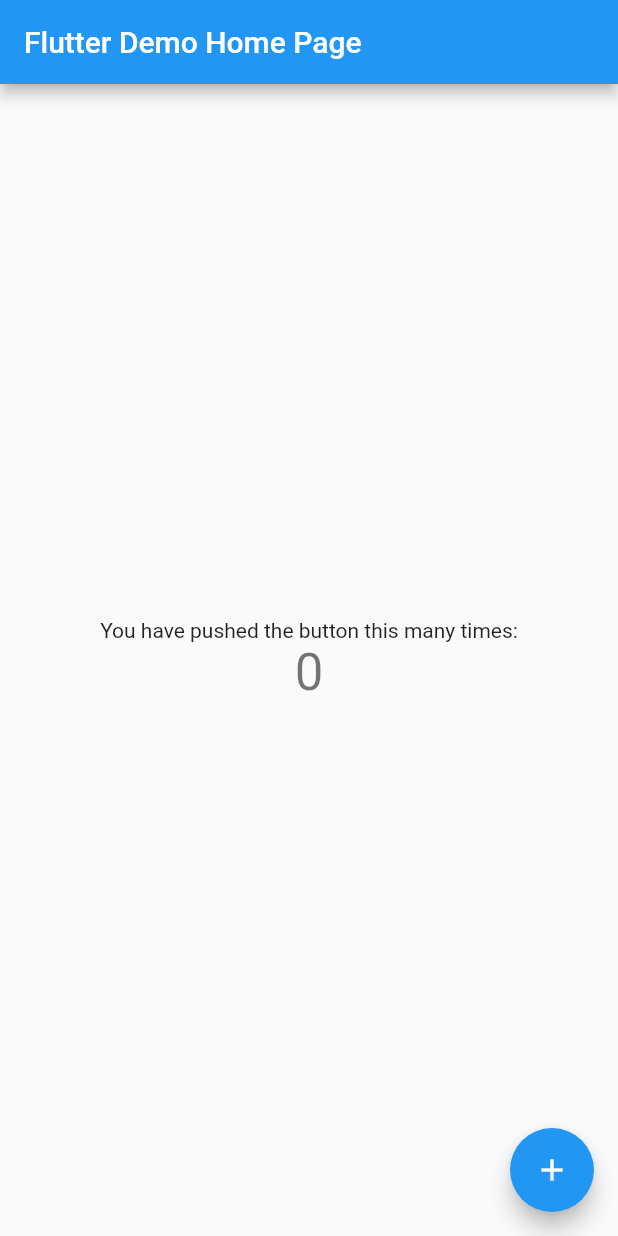
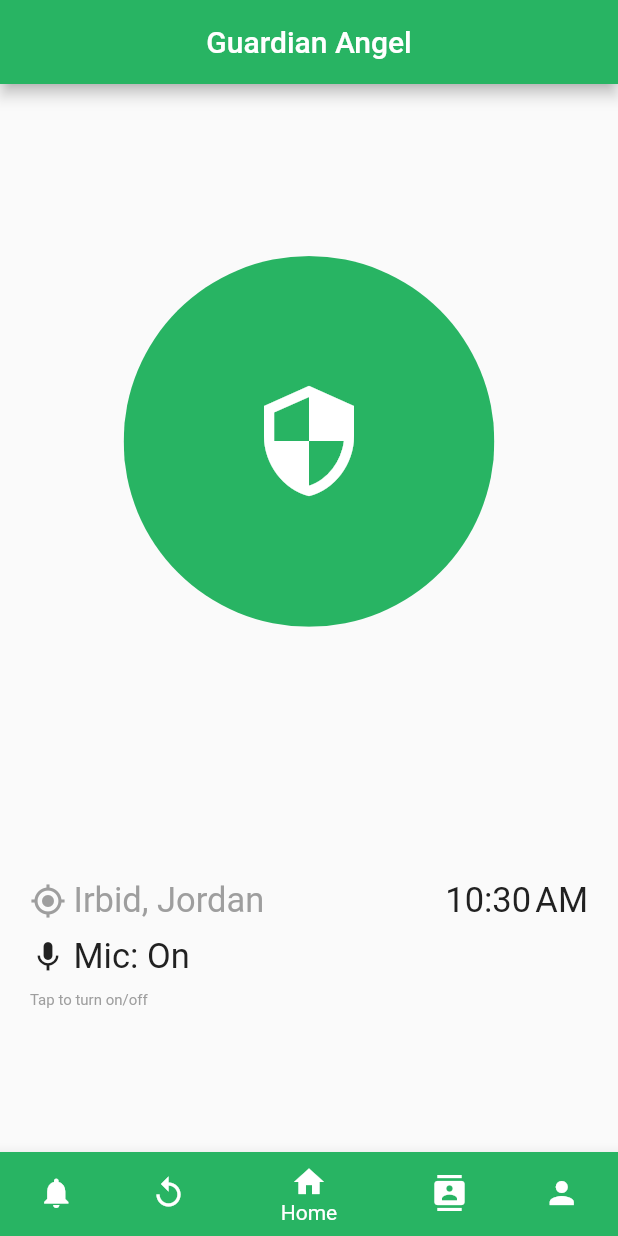
Before and after one commit to AnasMK9/GuardianAngel, a Flutter app: the screen it shows after launch, on a phone screen of 412 x 824 dp. Run offline on Flutter 3.47's test engine with Material 2 defaults, Android fonts, the phone set to English and light mode, and no system bars.

Commit message:
Trynna update the thing cuz wtf

```diff
--- a/lib/Constants.dart
+++ b/lib/Constants.dart
@@ -0,0 +1,6 @@
+import 'package:flutter/material.dart';
+TextStyle kLabelStyle = TextStyle(fontSize: 23, color: Colors.grey[900]);
+TextStyle kInactiveLabelStyle = TextStyle(fontSize: 23, color: Colors.grey[500]);
+
+//MaterialColor kMainSafeMColor = Colors.green;
+Color kMainSafeColor = Color(0xFF28B463);
--- a/lib/CustomWidgets.dart
+++ b/lib/CustomWidgets.dart
@@ -0,0 +1,65 @@
+import 'package:flutter/material.dart';
+import 'Constants.dart';
+
+// class CustomPage extends StatelessWidget {
+//
+//
+//   @override
+//   Widget build(BuildContext context) {
+//     return
+//   }
+// }
+
+class CustomPage extends StatefulWidget {
+
+  const CustomPage({
+    Key key,
+
+    this.child,
+  }) : super(key: key);
+  final Widget child;
+
+  @override
+  _CustomPageState createState() => _CustomPageState();
+}
+
+class _CustomPageState extends State<CustomPage> {
+
+
+  @override
+  Widget build(BuildContext context) {
+    return Container(
+        padding: EdgeInsets.all(20), height: double.infinity, child: widget.child);
+  }
+}
+
+class ActivateButton extends StatelessWidget {
+  ActivateButton({this.icon});
+
+  final IconData icon;
+
+  @override
+  Widget build(BuildContext context) {
+    return Container(
+      margin: EdgeInsets.all(20),
+      child: ClipOval(
+        child: Material(
+          color: kMainSafeColor, // button color
+          child: InkWell(
+            splashColor: Colors.red, // inkwell color
+
+            child: SizedBox(
+                width: MediaQuery.of(context).size.width * 0.6,
+                height: MediaQuery.of(context).size.width * 0.6,
+                child: Icon(
+                  icon,
+                  size: 80,
+                  color: Colors.white,
+                )),
+            onTap: () {},
+          ),
+        ),
+      ),
+    );
+  }
+}
--- a/lib/homescreen.dart
+++ b/lib/homescreen.dart
@@ -0,0 +1,131 @@
+import 'package:flutter/material.dart';
+import 'CustomWidgets.dart';
+import 'Constants.dart';
+import 'package:intl/intl.dart';
+
+class homescreen extends StatefulWidget {
+  @override
+  _homescreenState createState() => _homescreenState();
+}
+
+class _homescreenState extends State<homescreen> {
+
+  bool MIC_ACTIVE = true;
+  bool GPS_ACTIVE = false;
+  DateTime now = DateTime.now();
+  String formattedTime = DateFormat.jm().format(DateTime.now());
+
+  @override
+  Widget build(BuildContext context) {
+    return Container(
+      padding: EdgeInsets.all(20),
+      height: double.infinity,
+      child: Column(
+        mainAxisAlignment: MainAxisAlignment.spaceEvenly,
+        children: [
+          // Text(
+          //   'Guardian Angel',
+          //   style: TextStyle(fontSize: 30),
+          // ),
+          Expanded(
+            child: Container(
+              child: Column(
+                mainAxisAlignment: MainAxisAlignment.spaceAround,
+                children: [
+                  // Row(
+                  //   mainAxisAlignment: MainAxisAlignment.end,
+                  //   children: [
+                  //     Icon(Icons.mic, color: Colors.black, size: 30),
+                  //     SizedBox(
+                  //       width: 5,
+                  //     ),
+                  //     Icon(Icons.gps_fixed, color: Colors.black, size: 30)
+                  //   ],
+                  // ),
+                  Center(
+                      child: ActivateButton(
+                        icon: Icons.security,
+                      )),
+                  Row(
+                      crossAxisAlignment: CrossAxisAlignment.start,
+                      mainAxisAlignment: MainAxisAlignment.spaceBetween,
+                      children: [
+                        Column(
+                          crossAxisAlignment: CrossAxisAlignment.start,
+                          children: [
+                            GestureDetector(
+                              onTap: () {
+                                setState(() {
+                                  GPS_ACTIVE = !GPS_ACTIVE;
+                                });
+
+                              },
+                              child: Row(
+                                children: [
+                                  Icon(Icons.gps_fixed,
+                                      color: GPS_ACTIVE
+                                          ? kLabelStyle.color
+                                          : kInactiveLabelStyle.color),
+                                  SizedBox(
+                                    width: 5,
+                                  ),
+                                  Text(
+                                    'Irbid, Jordan',
+                                    style: GPS_ACTIVE
+                                        ? kLabelStyle
+                                        : kInactiveLabelStyle,
+                                  ),
+                                ],
+                              ),
+                            ),
+                            SizedBox(
+                              height: 10,
+                            ),
+                            GestureDetector(
+                              onTap: () {
+                                setState(() {
+                                  MIC_ACTIVE= !MIC_ACTIVE;
+                                });
+                              },
+                              child: Row(
+                                children: [
+                                  Icon(Icons.mic,
+                                      color: MIC_ACTIVE
+                                          ? kLabelStyle.color
+                                          : kInactiveLabelStyle.color),
+                                  SizedBox(
+                                    width: 5,
+                                  ),
+                                  Text(
+                                    'Mic: On',
+                                    style: MIC_ACTIVE
+                                        ? kLabelStyle
+                                        : kInactiveLabelStyle,
+                                  ),
+                                ],
+                              ),
+                            ),
+                            SizedBox(
+                              height: 10,
+                            ),
+                            Text(
+                              'Tap to turn on/off',
+                              style: TextStyle(
+                                  fontSize: 10, color: Colors.grey[500]),
+                            ),
+                          ],
+                        ),
+                        Text(
+                          formattedTime,
+                          style: kLabelStyle,
+                        )
+                      ]),
+                ],
+              ),
+            ),
+          )
+        ],
+      ),
+    );
+  }
+}
--- a/lib/main.dart
+++ b/lib/main.dart
@@ -1,117 +1,314 @@
 import 'package:flutter/material.dart';
+import 'CustomWidgets.dart';
+import 'Constants.dart';
+import 'homescreen.dart';
 
 void main() {
   runApp(MyApp());
 }
 
-class MyApp extends StatelessWidget {
-  // This widget is the root of your application.
+class MyApp extends StatefulWidget {
+  @override
+  _MyAppState createState() => _MyAppState();
+}
+
+class _MyAppState extends State<MyApp> {
   @override
   Widget build(BuildContext context) {
     return MaterialApp(
-      title: 'Flutter Demo',
+      title: 'Guardian Angel',
       theme: ThemeData(
-        // This is the theme of your application.
-        //
-        // Try running your application with "flutter run". You'll see the
-        // application has a blue toolbar. Then, without quitting the app, try
-        // changing the primarySwatch below to Colors.green and then invoke
-        // "hot reload" (press "r" in the console where you ran "flutter run",
-        // or simply save your changes to "hot reload" in a Flutter IDE).
-        // Notice that the counter didn't reset back to zero; the application
-        // is not restarted.
-        primarySwatch: Colors.blue,
-        // This makes the visual density adapt to the platform that you run
-        // the app on. For desktop platforms, the controls will be smaller and
-        // closer together (more dense) than on mobile platforms.
-        visualDensity: VisualDensity.adaptivePlatformDensity,
+          //    canvasColor: Colors.white
+          ),
+      initialRoute: '/',
+      routes: {'/': (context) => Homepage()},
+    );
+    ;
+  }
+}
+
+class ContactsScreen extends StatefulWidget {
+  @override
+  _ContactsScreenState createState() => _ContactsScreenState();
+}
+
+class _ContactsScreenState extends State<ContactsScreen> {
+  @override
+  Widget build(BuildContext context) {
+    return Container(
+      padding: EdgeInsets.all(20),
+      height: double.infinity,
+      child: Stack(
+        alignment: Alignment.center,
+        children: [
+          Column(
+            children: [
+              Expanded(
+                child: ListView(
+                  scrollDirection: Axis.vertical,
+                  shrinkWrap: true,
+                  children: [
+                    Container(
+                      height: 60,
+                      width: double.infinity,
+
+                      child: RawMaterialButton(
+                        child: Row(
+                          children: [
+                            Icon(
+                              Icons.person,
+                              color: kLabelStyle.color,
+                            ),
+                            SizedBox(
+                              width: 10,
+                            ),
+                            Text("Contact Full name", style: TextStyle(
+                                fontSize: 20,
+                                color: kLabelStyle.color
+                            ),)
+                          ],
+                        ),
+                      ),
+                    ),
+                    Container(
+                      height: 60,
+                      width: double.infinity,
+
+                      child: RawMaterialButton(
+                        child: Row(
+                          children: [
+                            Icon(
+                              Icons.person,
+                              color: kLabelStyle.color,
+                            ),
+                            SizedBox(
+                              width: 10,
+                            ),
+                            Text("Contact Full name", style: TextStyle(
+                                fontSize: 20,
+                                color: kLabelStyle.color
+                            ),)
+                          ],
+                        ),
+                      ),
+                    ),
+                    Container(
+                      height: 60,
+                      width: double.infinity,
+
+                      child: RawMaterialButton(
+                        child: Row(
+                          children: [
+                            Icon(
+                              Icons.person,
+                              color: kLabelStyle.color,
+                            ),
+                            SizedBox(
+                              width: 10,
+                            ),
+                            Text("Contact Full name", style: TextStyle(
+                                fontSize: 20,
+                                color: kLabelStyle.color
+                            ),)
+                          ],
+                        ),
+                      ),
+                    ),
+                    Container(
+                      height: 60,
+                      width: double.infinity,
+
+                      child: RawMaterialButton(
+                        child: Row(
+                          children: [
+                            Icon(
+                              Icons.person,
+                              color: kLabelStyle.color,
+                            ),
+                            SizedBox(
+                              width: 10,
+                            ),
+                            Text("Contact Full name", style: TextStyle(
+                                fontSize: 20,
+                                color: kLabelStyle.color
+                            ),)
+                          ],
+                        ),
+                      ),
+                    ),
+                    Container(
+                      height: 60,
+                      width: double.infinity,
+
+                      child: RawMaterialButton(
+                        child: Row(
+                          children: [
+                            Icon(
+                              Icons.person,
+                              color: kLabelStyle.color,
+                            ),
+                            SizedBox(
+                              width: 10,
+                            ),
+                            Text("Contact Full name", style: TextStyle(
+                                fontSize: 20,
+                                color: kLabelStyle.color
+                            ),)
+                          ],
+                        ),
+                      ),
+                    ),
+                    Container(
+                      height: 60,
+                      width: double.infinity,
+
+                      child: RawMaterialButton(
+                        child: Row(
+                          children: [
+                            Icon(
+                              Icons.person,
+                              color: kLabelStyle.color,
+                            ),
+                            SizedBox(
+                              width: 10,
+                            ),
+                            Text("Contact Full name", style: TextStyle(
+                                fontSize: 20,
+                                color: kLabelStyle.color
+                            ),)
+                          ],
+                        ),
+                      ),
+                    ),
+                    Container(
+                      height: 60,
+                      width: double.infinity,
+
+                      child: RawMaterialButton(
+                        child: Row(
+                          children: [
+                            Icon(
+                              Icons.person,
+                              color: kLabelStyle.color,
+                            ),
+                            SizedBox(
+                              width: 10,
+                            ),
+                            Text("Contact Full name", style: TextStyle(
+                                fontSize: 20,
+                                color: kLabelStyle.color
+                            ),)
+                          ],
+                        ),
+                      ),
+                    ),
+                    Container(
+                      height: 60,
+                      width: double.infinity,
+
+                      child: RawMaterialButton(
+                        child: Row(
+                          children: [
+                            Icon(
+                              Icons.person,
+                              color: kLabelStyle.color,
+                            ),
+                            SizedBox(
+                              width: 10,
+                            ),
+                            Text("Contact Full name", style: TextStyle(
+                                fontSize: 20,
+                                color: kLabelStyle.color
+                            ),)
+                          ],
+                        ),
+                      ),
+                    ),
+                    Container(height: 60,)
+
+                  ],
+                ),
+              ),
+            ],
+          ),
+          Positioned(
+            bottom: 1,
+
+
+
+            child: Center(
+              child: FloatingActionButton.extended(
+                onPressed: () {},
+                label: Text('Add contact'),
+                icon: Icon(Icons.add),
+                backgroundColor: kMainSafeColor,
+
+              ),
+            ),
+          ),
+
+        ],
       ),
-      home: MyHomePage(title: 'Flutter Demo Home Page'),
     );
   }
 }
 
-class MyHomePage extends StatefulWidget {
-  MyHomePage({Key key, this.title}) : super(key: key);
-
-  // This widget is the home page of your application. It is stateful, meaning
-  // that it has a State object (defined below) that contains fields that affect
-  // how it looks.
-
-  // This class is the configuration for the state. It holds the values (in this
-  // case the title) provided by the parent (in this case the App widget) and
-  // used by the build method of the State. Fields in a Widget subclass are
-  // always marked "final".
-
-  final String title;
-
+class Homepage extends StatefulWidget {
   @override
-  _MyHomePageState createState() => _MyHomePageState();
+  _HomepageState createState() => _HomepageState();
 }
 
-class _MyHomePageState extends State<MyHomePage> {
-  int _counter = 0;
+class _HomepageState extends State<Homepage> {
+  List<Widget> tabs = [
+    CustomPage(child: Text('Alerts')),
+    CustomPage(child: Text('History')),
+    homescreen(),
+    ContactsScreen(),
+    CustomPage(child: Text('Profile')),
+  ];
 
-  void _incrementCounter() {
-    setState(() {
-      // This call to setState tells the Flutter framework that something has
-      // changed in this State, which causes it to rerun the build method below
-      // so that the display can reflect the updated values. If we changed
-      // _counter without calling setState(), then the build method would not be
-      // called again, and so nothing would appear to happen.
-      _counter++;
-    });
-  }
+  int currentIndex = 2;
 
   @override
   Widget build(BuildContext context) {
-    // This method is rerun every time setState is called, for instance as done
-    // by the _incrementCounter method above.
-    //
-    // The Flutter framework has been optimized to make rerunning build methods
-    // fast, so that you can just rebuild anything that needs updating rather
-    // than having to individually change instances of widgets.
     return Scaffold(
       appBar: AppBar(
-        // Here we take the value from the MyHomePage object that was created by
-        // the App.build method, and use it to set our appbar title.
-        title: Text(widget.title),
+        title: Center(child: Text('Guardian Angel')),
+        backgroundColor: kMainSafeColor,
       ),
-      body: Center(
-        // Center is a layout widget. It takes a single child and positions it
-        // in the middle of the parent.
-        child: Column(
-          // Column is also a layout widget. It takes a list of children and
-          // arranges them vertically. By default, it sizes itself to fit its
-          // children horizontally, and tries to be as tall as its parent.
-          //
-          // Invoke "debug painting" (press "p" in the console, choose the
-          // "Toggle Debug Paint" action from the Flutter Inspector in Android
-          // Studio, or the "Toggle Debug Paint" command in Visual Studio Code)
-          // to see the wireframe for each widget.
-          //
-          // Column has various properties to control how it sizes itself and
-          // how it positions its children. Here we use mainAxisAlignment to
-          // center the children vertically; the main axis here is the vertical
-          // axis because Columns are vertical (the cross axis would be
-          // horizontal).
-          mainAxisAlignment: MainAxisAlignment.center,
-          children: <Widget>[
-            Text(
-              'You have pushed the button this many times:',
-            ),
-            Text(
-              '$_counter',
-              style: Theme.of(context).textTheme.headline4,
-            ),
-          ],
+      body: SafeArea(child: tabs[currentIndex]),
+      bottomNavigationBar: Theme(
+        data: Theme.of(context).copyWith(canvasColor: kMainSafeColor),
+        child: Container(
+          child: BottomNavigationBar(
+            fixedColor: Colors.white,
+            onTap: (index) {
+              setState(() {
+                currentIndex = index;
+              });
+            },
+            currentIndex: currentIndex,
+            items: [
+              BottomNavigationBarItem(
+                title: Text('Alerts'),
+                icon: Icon(Icons.notifications),
+              ),
+              BottomNavigationBarItem(
+                  title: Text('History'), icon: Icon(Icons.replay)),
+              BottomNavigationBarItem(
+                title: Text(
+                  'Home',
+                ),
+                icon: Icon(Icons.home),
+              ),
+              BottomNavigationBarItem(
+                  title: Text('Contacts'), icon: Icon(Icons.contacts)),
+              BottomNavigationBarItem(
+                  title: Text('Profile'), icon: Icon(Icons.person)),
+            ],
+          ),
         ),
       ),
-      floatingActionButton: FloatingActionButton(
-        onPressed: _incrementCounter,
-        tooltip: 'Increment',
-        child: Icon(Icons.add),
-      ), // This trailing comma makes auto-formatting nicer for build methods.
     );
   }
 }
```
Also changed, not shown: pubspec.yaml (+10 -24 lines), pubspec.lock, 1 other file.
